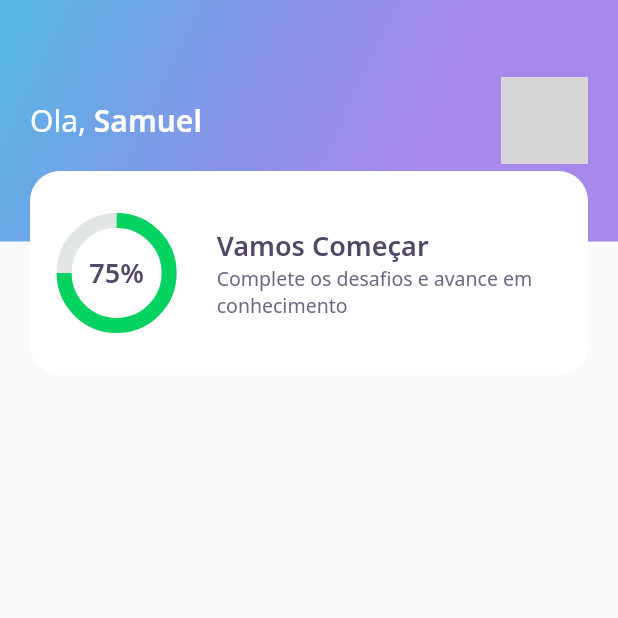
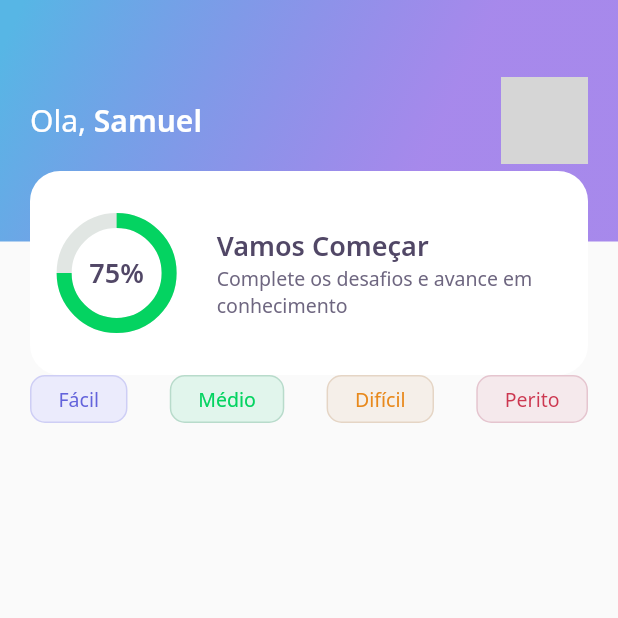
Before and after one commit to dtmiranda/devquiz, a Flutter app: the screen it shows after launch, on a phone screen of 412 x 824 dp, the top half of it. Run offline on Flutter 3.47's test engine with Material 2 defaults, Android fonts, the phone set to English and light mode, and no system bars; our stand-ins replace google_fonts; network calls fail; grey boxes are pictures that could not be loaded.

Commit message:
CREATE: level button card

```diff
--- a/lib/home/home_page.dart
+++ b/lib/home/home_page.dart
@@ -1,4 +1,5 @@
 import 'package:devquiz/home/widgets/appbar/app_bar_widget.dart';
+import 'package:devquiz/home/widgets/level_button_widget/level_button_widget.dart';
 import 'package:flutter/material.dart';
 
 class HomePage extends StatefulWidget {
@@ -13,6 +14,26 @@ class _HomePageState extends State<HomePage> {
   Widget build(BuildContext context) {
     return Scaffold(
       appBar: AppBarWidget(),
+      body: Padding(
+        padding: const EdgeInsets.symmetric(horizontal: 20),
+        child: Row(
+          mainAxisAlignment: MainAxisAlignment.spaceBetween,
+          children: [
+            LevelButtonWidget(
+              label: "Fácil",
+            ),
+            LevelButtonWidget(
+              label: "Médio",
+            ),
+            LevelButtonWidget(
+              label: "Difícil",
+            ),
+            LevelButtonWidget(
+              label: "Perito",
+            ),
+          ],
+        ),
+      ),
     );
   }
 }
--- /dev/null
+++ b/lib/home/widgets/level_button_widget/level_button_widget.dart
@@ -0,0 +1,59 @@
+import 'package:devquiz/core/core.dart';
+import 'package:flutter/material.dart';
+import 'package:google_fonts/google_fonts.dart';
+
+class LevelButtonWidget extends StatelessWidget {
+  final String label;
+  LevelButtonWidget({
+    Key? key,
+    required this.label,
+  })  : assert([
+          "Fácil",
+          "Médio",
+          "Difícil",
+          "Perito",
+        ].contains(label)),
+        super(key: key);
+
+  final config = {
+    "Fácil": {
+      "color": AppColors.levelButtonFacil,
+      "borderColor": AppColors.levelButtonBorderFacil,
+      "fontColor": AppColors.levelButtonTextFacil,
+    },
+    "Médio": {
+      "color": AppColors.levelButtonMedio,
+      "borderColor": AppColors.levelButtonBorderMedio,
+      "fontColor": AppColors.levelButtonTextMedio,
+    },
+    "Difícil": {
+      "color": AppColors.levelButtonDificil,
+      "borderColor": AppColors.levelButtonBorderDificil,
+      "fontColor": AppColors.levelButtonTextDificil,
+    },
+    "Perito": {
+      "color": AppColors.levelButtonPerito,
+      "borderColor": AppColors.levelButtonBorderPerito,
+      "fontColor": AppColors.levelButtonTextPerito,
+    }
+  };
+
+  Color get color => config[label]!['color']!;
+  Color get borderColor => config[label]!['borderColor']!;
+  Color get fontColor => config[label]!['fontColor']!;
+
+  @override
+  Widget build(BuildContext context) {
+    return Container(
+      decoration: BoxDecoration(
+          color: color,
+          border: Border.fromBorderSide(BorderSide(color: borderColor)),
+          borderRadius: BorderRadius.circular(10)),
+      child: Padding(
+        padding: const EdgeInsets.symmetric(horizontal: 18, vertical: 6),
+        child: Text(label,
+            style: GoogleFonts.notoSans(color: fontColor, fontSize: 13)),
+      ),
+    );
+  }
+}
--- a/lib/home/widgets/score_card/score_card_widget.dart
+++ b/lib/home/widgets/score_card/score_card_widget.dart
@@ -8,7 +8,7 @@ class ScoreCardWidget extends StatelessWidget {
   @override
   Widget build(BuildContext context) {
     return Padding(
-      padding: const EdgeInsets.only(left: 20, right: 20),
+      padding: const EdgeInsets.symmetric(horizontal: 20),
       child: Container(
         height: 136,
         decoration: BoxDecoration(
```
